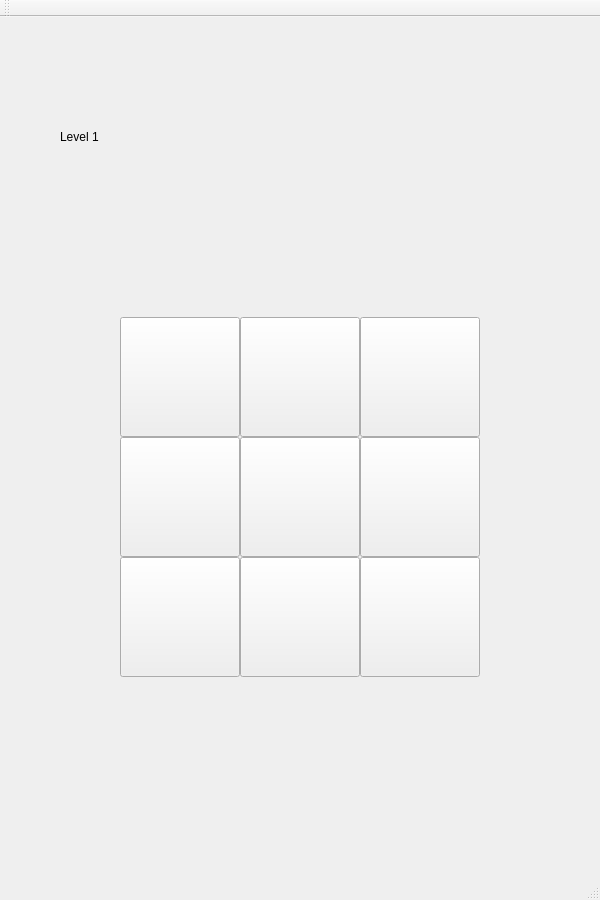
First picture: the form in mainwindow.ui, repository smwoolridge/TicTacToe, before the edit.
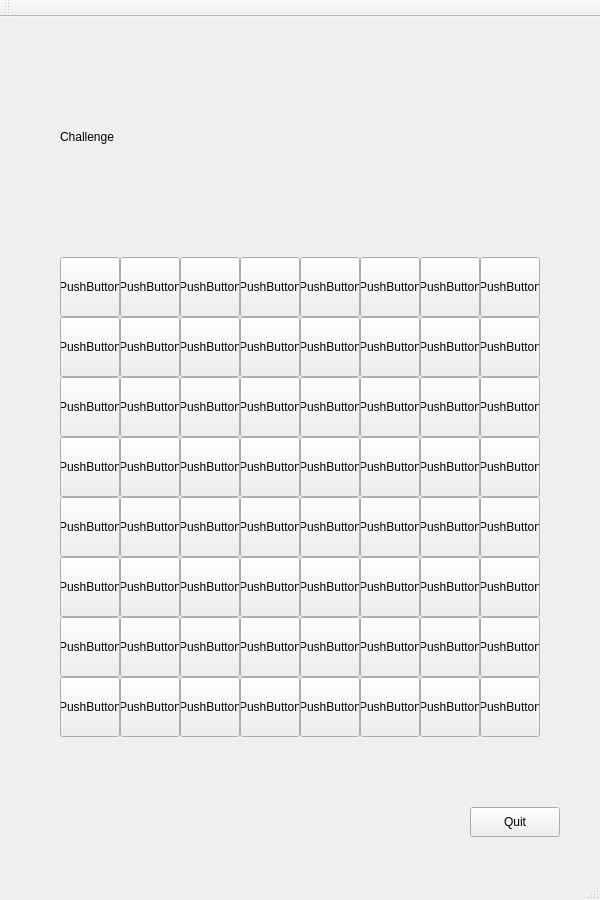
Second picture: the form after the edit. The open tabs and pages were chosen to show the change.

```diff
--- a/mainwindow.ui
+++ b/mainwindow.ui
@@ -263,7 +263,1102 @@
       </property>
      </widget>
     </widget>
-    <widget class="QWidget" name="page_5"/>
+    <widget class="QWidget" name="page_5">
+     <widget class="QPushButton" name="pushButton4_2">
+      <property name="geometry">
+       <rect>
+        <x>180</x>
+        <y>400</y>
+        <width>120</width>
+        <height>120</height>
+       </rect>
+      </property>
+      <property name="text">
+       <string/>
+      </property>
+     </widget>
+     <widget class="QLabel" name="label_2">
+      <property name="geometry">
+       <rect>
+        <x>60</x>
+        <y>60</y>
+        <width>480</width>
+        <height>120</height>
+       </rect>
+      </property>
+      <property name="text">
+       <string>Level 2</string>
+      </property>
+     </widget>
+     <widget class="QPushButton" name="pushButton5_2">
+      <property name="geometry">
+       <rect>
+        <x>300</x>
+        <y>400</y>
+        <width>120</width>
+        <height>120</height>
+       </rect>
+      </property>
+      <property name="text">
+       <string/>
+      </property>
+     </widget>
+     <widget class="QPushButton" name="pushButton3_2">
+      <property name="geometry">
+       <rect>
+        <x>60</x>
+        <y>400</y>
+        <width>120</width>
+        <height>120</height>
+       </rect>
+      </property>
+      <property name="text">
+       <string/>
+      </property>
+     </widget>
+     <widget class="QPushButton" name="pushButton2_2">
+      <property name="geometry">
+       <rect>
+        <x>300</x>
+        <y>280</y>
+        <width>120</width>
+        <height>120</height>
+       </rect>
+      </property>
+      <property name="text">
+       <string/>
+      </property>
+     </widget>
+     <widget class="QPushButton" name="pushButton6_2">
+      <property name="geometry">
+       <rect>
+        <x>60</x>
+        <y>520</y>
+        <width>120</width>
+        <height>120</height>
+       </rect>
+      </property>
+      <property name="text">
+       <string/>
+      </property>
+     </widget>
+     <widget class="QPushButton" name="pushButton7_2">
+      <property name="geometry">
+       <rect>
+        <x>180</x>
+        <y>520</y>
+        <width>120</width>
+        <height>120</height>
+       </rect>
+      </property>
+      <property name="text">
+       <string/>
+      </property>
+     </widget>
+     <widget class="QPushButton" name="pushButton0_2">
+      <property name="geometry">
+       <rect>
+        <x>60</x>
+        <y>280</y>
+        <width>120</width>
+        <height>120</height>
+       </rect>
+      </property>
+      <property name="text">
+       <string/>
+      </property>
+     </widget>
+     <widget class="QPushButton" name="pushButton1_2">
+      <property name="geometry">
+       <rect>
+        <x>180</x>
+        <y>280</y>
+        <width>120</width>
+        <height>120</height>
+       </rect>
+      </property>
+      <property name="text">
+       <string/>
+      </property>
+     </widget>
+     <widget class="QPushButton" name="pushButton8_2">
+      <property name="geometry">
+       <rect>
+        <x>300</x>
+        <y>520</y>
+        <width>120</width>
+        <height>120</height>
+       </rect>
+      </property>
+      <property name="text">
+       <string/>
+      </property>
+     </widget>
+     <widget class="QPushButton" name="pushButton6_5">
+      <property name="geometry">
+       <rect>
+        <x>420</x>
+        <y>520</y>
+        <width>120</width>
+        <height>120</height>
+       </rect>
+      </property>
+      <property name="text">
+       <string/>
+      </property>
+     </widget>
+     <widget class="QPushButton" name="pushButton3_5">
+      <property name="geometry">
+       <rect>
+        <x>420</x>
+        <y>400</y>
+        <width>120</width>
+        <height>120</height>
+       </rect>
+      </property>
+      <property name="text">
+       <string/>
+      </property>
+     </widget>
+     <widget class="QPushButton" name="pushButton0_5">
+      <property name="geometry">
+       <rect>
+        <x>420</x>
+        <y>280</y>
+        <width>120</width>
+        <height>120</height>
+       </rect>
+      </property>
+      <property name="text">
+       <string/>
+      </property>
+     </widget>
+     <widget class="QPushButton" name="pushButton7_5">
+      <property name="geometry">
+       <rect>
+        <x>180</x>
+        <y>640</y>
+        <width>120</width>
+        <height>120</height>
+       </rect>
+      </property>
+      <property name="text">
+       <string/>
+      </property>
+     </widget>
+     <widget class="QPushButton" name="pushButton6_6">
+      <property name="geometry">
+       <rect>
+        <x>60</x>
+        <y>640</y>
+        <width>120</width>
+        <height>120</height>
+       </rect>
+      </property>
+      <property name="text">
+       <string/>
+      </property>
+     </widget>
+     <widget class="QPushButton" name="pushButton8_5">
+      <property name="geometry">
+       <rect>
+        <x>300</x>
+        <y>640</y>
+        <width>120</width>
+        <height>120</height>
+       </rect>
+      </property>
+      <property name="text">
+       <string/>
+      </property>
+     </widget>
+     <widget class="QPushButton" name="pushButton6_7">
+      <property name="geometry">
+       <rect>
+        <x>420</x>
+        <y>640</y>
+        <width>120</width>
+        <height>120</height>
+       </rect>
+      </property>
+      <property name="text">
+       <string/>
+      </property>
+     </widget>
+     <widget class="QPushButton" name="pushButton_50">
+      <property name="geometry">
+       <rect>
+        <x>470</x>
+        <y>790</y>
+        <width>90</width>
+        <height>30</height>
+       </rect>
+      </property>
+      <property name="text">
+       <string>Quit</string>
+      </property>
+     </widget>
+    </widget>
+    <widget class="QWidget" name="page_11">
+     <widget class="QLabel" name="label_5">
+      <property name="geometry">
+       <rect>
+        <x>60</x>
+        <y>60</y>
+        <width>480</width>
+        <height>120</height>
+       </rect>
+      </property>
+      <property name="text">
+       <string>Challenge</string>
+      </property>
+     </widget>
+     <widget class="QPushButton" name="pushButton_13">
+      <property name="geometry">
+       <rect>
+        <x>120</x>
+        <y>300</y>
+        <width>60</width>
+        <height>60</height>
+       </rect>
+      </property>
+      <property name="text">
+       <string>PushButton</string>
+      </property>
+     </widget>
+     <widget class="QPushButton" name="pushButton_14">
+      <property name="geometry">
+       <rect>
+        <x>300</x>
+        <y>360</y>
+        <width>60</width>
+        <height>60</height>
+       </rect>
+      </property>
+      <property name="text">
+       <string>PushButton</string>
+      </property>
+     </widget>
+     <widget class="QPushButton" name="pushButton_15">
+      <property name="geometry">
+       <rect>
+        <x>180</x>
+        <y>480</y>
+        <width>60</width>
+        <height>60</height>
+       </rect>
+      </property>
+      <property name="text">
+       <string>PushButton</string>
+      </property>
+     </widget>
+     <widget class="QPushButton" name="pushButton_16">
+      <property name="geometry">
+       <rect>
+        <x>240</x>
+        <y>420</y>
+        <width>60</width>
+        <height>60</height>
+       </rect>
+      </property>
+      <property name="text">
+       <string>PushButton</string>
+      </property>
+     </widget>
+     <widget class="QPushButton" name="pushButton_17">
+      <property name="geometry">
+       <rect>
+        <x>240</x>
+        <y>360</y>
+        <width>60</width>
+        <height>60</height>
+       </rect>
+      </property>
+      <property name="text">
+       <string>PushButton</string>
+      </property>
+     </widget>
+     <widget class="QPushButton" name="pushButton_18">
+      <property name="geometry">
+       <rect>
+        <x>180</x>
+        <y>420</y>
+        <width>60</width>
+        <height>60</height>
+       </rect>
+      </property>
+      <property name="text">
+       <string>PushButton</string>
+      </property>
+     </widget>
+     <widget class="QPushButton" name="pushButton_19">
+      <property name="geometry">
+       <rect>
+        <x>180</x>
+        <y>360</y>
+        <width>60</width>
+        <height>60</height>
+       </rect>
+      </property>
+      <property name="text">
+       <string>PushButton</string>
+      </property>
+     </widget>
+     <widget class="QPushButton" name="pushButton_20">
+      <property name="geometry">
+       <rect>
+        <x>120</x>
+        <y>600</y>
+        <width>60</width>
+        <height>60</height>
+       </rect>
+      </property>
+      <property name="text">
+       <string>PushButton</string>
+      </property>
+     </widget>
+     <widget class="QPushButton" name="pushButton_21">
+      <property name="geometry">
+       <rect>
+        <x>120</x>
+        <y>540</y>
+        <width>60</width>
+        <height>60</height>
+       </rect>
+      </property>
+      <property name="text">
+       <string>PushButton</string>
+      </property>
+     </widget>
+     <widget class="QPushButton" name="pushButton_22">
+      <property name="geometry">
+       <rect>
+        <x>120</x>
+        <y>480</y>
+        <width>60</width>
+        <height>60</height>
+       </rect>
+      </property>
+      <property name="text">
+       <string>PushButton</string>
+      </property>
+     </widget>
+     <widget class="QPushButton" name="pushButton_23">
+      <property name="geometry">
+       <rect>
+        <x>120</x>
+        <y>420</y>
+        <width>60</width>
+        <height>60</height>
+       </rect>
+      </property>
+      <property name="text">
+       <string>PushButton</string>
+      </property>
+     </widget>
+     <widget class="QPushButton" name="pushButton_24">
+      <property name="geometry">
+       <rect>
+        <x>120</x>
+        <y>360</y>
+        <width>60</width>
+        <height>60</height>
+       </rect>
+      </property>
+      <property name="text">
+       <string>PushButton</string>
+      </property>
+     </widget>
+     <widget class="QPushButton" name="pushButton_25">
+      <property name="geometry">
+       <rect>
+        <x>420</x>
+        <y>300</y>
+        <width>60</width>
+        <height>60</height>
+       </rect>
+      </property>
+      <property name="text">
+       <string>PushButton</string>
+      </property>
+     </widget>
+     <widget class="QPushButton" name="pushButton_26">
+      <property name="geometry">
+       <rect>
+        <x>360</x>
+        <y>300</y>
+        <width>60</width>
+        <height>60</height>
+       </rect>
+      </property>
+      <property name="text">
+       <string>PushButton</string>
+      </property>
+     </widget>
+     <widget class="QPushButton" name="pushButton_27">
+      <property name="geometry">
+       <rect>
+        <x>300</x>
+        <y>300</y>
+        <width>60</width>
+        <height>60</height>
+       </rect>
+      </property>
+      <property name="text">
+       <string>PushButton</string>
+      </property>
+     </widget>
+     <widget class="QPushButton" name="pushButton_28">
+      <property name="geometry">
+       <rect>
+        <x>240</x>
+        <y>300</y>
+        <width>60</width>
+        <height>60</height>
+       </rect>
+      </property>
+      <property name="text">
+       <string>PushButton</string>
+      </property>
+     </widget>
+     <widget class="QPushButton" name="pushButton_29">
+      <property name="geometry">
+       <rect>
+        <x>180</x>
+        <y>300</y>
+        <width>60</width>
+        <height>60</height>
+       </rect>
+      </property>
+      <property name="text">
+       <string>PushButton</string>
+      </property>
+     </widget>
+     <widget class="QPushButton" name="pushButton_30">
+      <property name="geometry">
+       <rect>
+        <x>300</x>
+        <y>480</y>
+        <width>60</width>
+        <height>60</height>
+       </rect>
+      </property>
+      <property name="text">
+       <string>PushButton</string>
+      </property>
+     </widget>
+     <widget class="QPushButton" name="pushButton_31">
+      <property name="geometry">
+       <rect>
+        <x>240</x>
+        <y>480</y>
+        <width>60</width>
+        <height>60</height>
+       </rect>
+      </property>
+      <property name="text">
+       <string>PushButton</string>
+      </property>
+     </widget>
+     <widget class="QPushButton" name="pushButton_32">
+      <property name="geometry">
+       <rect>
+        <x>420</x>
+        <y>420</y>
+        <width>60</width>
+        <height>60</height>
+       </rect>
+      </property>
+      <property name="text">
+       <string>PushButton</string>
+      </property>
+     </widget>
+     <widget class="QPushButton" name="pushButton_33">
+      <property name="geometry">
+       <rect>
+        <x>360</x>
+        <y>420</y>
+        <width>60</width>
+        <height>60</height>
+       </rect>
+      </property>
+      <property name="text">
+       <string>PushButton</string>
+      </property>
+     </widget>
+     <widget class="QPushButton" name="pushButton_34">
+      <property name="geometry">
+       <rect>
+        <x>300</x>
+        <y>420</y>
+        <width>60</width>
+        <height>60</height>
+       </rect>
+      </property>
+      <property name="text">
+       <string>PushButton</string>
+      </property>
+     </widget>
+     <widget class="QPushButton" name="pushButton_35">
+      <property name="geometry">
+       <rect>
+        <x>420</x>
+        <y>360</y>
+        <width>60</width>
+        <height>60</height>
+       </rect>
+      </property>
+      <property name="text">
+       <string>PushButton</string>
+      </property>
+     </widget>
+     <widget class="QPushButton" name="pushButton_36">
+      <property name="geometry">
+       <rect>
+        <x>360</x>
+        <y>360</y>
+        <width>60</width>
+        <height>60</height>
+       </rect>
+      </property>
+      <property name="text">
+       <string>PushButton</string>
+      </property>
+     </widget>
+     <widget class="QPushButton" name="pushButton_37">
+      <property name="geometry">
+       <rect>
+        <x>300</x>
+        <y>540</y>
+        <width>60</width>
+        <height>60</height>
+       </rect>
+      </property>
+      <property name="text">
+       <string>PushButton</string>
+      </property>
+     </widget>
+     <widget class="QPushButton" name="pushButton_38">
+      <property name="geometry">
+       <rect>
+        <x>240</x>
+        <y>540</y>
+        <width>60</width>
+        <height>60</height>
+       </rect>
+      </property>
+      <property name="text">
+       <string>PushButton</string>
+      </property>
+     </widget>
+     <widget class="QPushButton" name="pushButton_39">
+      <property name="geometry">
+       <rect>
+        <x>180</x>
+        <y>600</y>
+        <width>60</width>
+        <height>60</height>
+       </rect>
+      </property>
+      <property name="text">
+       <string>PushButton</string>
+      </property>
+     </widget>
+     <widget class="QPushButton" name="pushButton_40">
+      <property name="geometry">
+       <rect>
+        <x>180</x>
+        <y>540</y>
+        <width>60</width>
+        <height>60</height>
+       </rect>
+      </property>
+      <property name="text">
+       <string>PushButton</string>
+      </property>
+     </widget>
+     <widget class="QPushButton" name="pushButton_41">
+      <property name="geometry">
+       <rect>
+        <x>420</x>
+        <y>480</y>
+        <width>60</width>
+        <height>60</height>
+       </rect>
+      </property>
+      <property name="text">
+       <string>PushButton</string>
+      </property>
+     </widget>
+     <widget class="QPushButton" name="pushButton_42">
+      <property name="geometry">
+       <rect>
+        <x>360</x>
+        <y>480</y>
+        <width>60</width>
+        <height>60</height>
+       </rect>
+      </property>
+      <property name="text">
+       <string>PushButton</string>
+      </property>
+     </widget>
+     <widget class="QPushButton" name="pushButton_43">
+      <property name="geometry">
+       <rect>
+        <x>300</x>
+        <y>600</y>
+        <width>60</width>
+        <height>60</height>
+       </rect>
+      </property>
+      <property name="text">
+       <string>PushButton</string>
+      </property>
+     </widget>
+     <widget class="QPushButton" name="pushButton_44">
+      <property name="geometry">
+       <rect>
+        <x>240</x>
+        <y>600</y>
+        <width>60</width>
+        <height>60</height>
+       </rect>
+      </property>
+      <property name="text">
+       <string>PushButton</string>
+      </property>
+     </widget>
+     <widget class="QPushButton" name="pushButton_45">
+      <property name="geometry">
+       <rect>
+        <x>420</x>
+        <y>540</y>
+        <width>60</width>
+        <height>60</height>
+       </rect>
+      </property>
+      <property name="text">
+       <string>PushButton</string>
+      </property>
+     </widget>
+     <widget class="QPushButton" name="pushButton_46">
+      <property name="geometry">
+       <rect>
+        <x>360</x>
+        <y>540</y>
+        <width>60</width>
+        <height>60</height>
+       </rect>
+      </property>
+      <property name="text">
+       <string>PushButton</string>
+      </property>
+     </widget>
+     <widget class="QPushButton" name="pushButton_47">
+      <property name="geometry">
+       <rect>
+        <x>420</x>
+        <y>600</y>
+        <width>60</width>
+        <height>60</height>
+       </rect>
+      </property>
+      <property name="text">
+       <string>PushButton</string>
+      </property>
+     </widget>
+     <widget class="QPushButton" name="pushButton_48">
+      <property name="geometry">
+       <rect>
+        <x>360</x>
+        <y>600</y>
+        <width>60</width>
+        <height>60</height>
+       </rect>
+      </property>
+      <property name="text">
+       <string>PushButton</string>
+      </property>
+     </widget>
+     <widget class="QPushButton" name="pushButton_49">
+      <property name="geometry">
+       <rect>
+        <x>60</x>
+        <y>300</y>
+        <width>60</width>
+        <height>60</height>
+       </rect>
+      </property>
+      <property name="text">
+       <string>PushButton</string>
+      </property>
+     </widget>
+     <widget class="QPushButton" name="pushButton_51">
+      <property name="geometry">
+       <rect>
+        <x>60</x>
+        <y>480</y>
+        <width>60</width>
+        <height>60</height>
+       </rect>
+      </property>
+      <property name="text">
+       <string>PushButton</string>
+      </property>
+     </widget>
+     <widget class="QPushButton" name="pushButton_52">
+      <property name="geometry">
+       <rect>
+        <x>60</x>
+        <y>540</y>
+        <width>60</width>
+        <height>60</height>
+       </rect>
+      </property>
+      <property name="text">
+       <string>PushButton</string>
+      </property>
+     </widget>
+     <widget class="QPushButton" name="pushButton_53">
+      <property name="geometry">
+       <rect>
+        <x>60</x>
+        <y>420</y>
+        <width>60</width>
+        <height>60</height>
+       </rect>
+      </property>
+      <property name="text">
+       <string>PushButton</string>
+      </property>
+     </widget>
+     <widget class="QPushButton" name="pushButton_54">
+      <property name="geometry">
+       <rect>
+        <x>60</x>
+        <y>360</y>
+        <width>60</width>
+        <height>60</height>
+       </rect>
+      </property>
+      <property name="text">
+       <string>PushButton</string>
+      </property>
+     </widget>
+     <widget class="QPushButton" name="pushButton_55">
+      <property name="geometry">
+       <rect>
+        <x>60</x>
+        <y>600</y>
+        <width>60</width>
+        <height>60</height>
+       </rect>
+      </property>
+      <property name="text">
+       <string>PushButton</string>
+      </property>
+     </widget>
+     <widget class="QPushButton" name="pushButton_56">
+      <property name="geometry">
+       <rect>
+        <x>480</x>
+        <y>300</y>
+        <width>60</width>
+        <height>60</height>
+       </rect>
+      </property>
+      <property name="text">
+       <string>PushButton</string>
+      </property>
+     </widget>
+     <widget class="QPushButton" name="pushButton_57">
+      <property name="geometry">
+       <rect>
+        <x>480</x>
+        <y>480</y>
+        <width>60</width>
+        <height>60</height>
+       </rect>
+      </property>
+      <property name="text">
+       <string>PushButton</string>
+      </property>
+     </widget>
+     <widget class="QPushButton" name="pushButton_58">
+      <property name="geometry">
+       <rect>
+        <x>480</x>
+        <y>540</y>
+        <width>60</width>
+        <height>60</height>
+       </rect>
+      </property>
+      <property name="text">
+       <string>PushButton</string>
+      </property>
+     </widget>
+     <widget class="QPushButton" name="pushButton_59">
+      <property name="geometry">
+       <rect>
+        <x>480</x>
+        <y>420</y>
+        <width>60</width>
+        <height>60</height>
+       </rect>
+      </property>
+      <property name="text">
+       <string>PushButton</string>
+      </property>
+     </widget>
+     <widget class="QPushButton" name="pushButton_60">
+      <property name="geometry">
+       <rect>
+        <x>480</x>
+        <y>360</y>
+        <width>60</width>
+        <height>60</height>
+       </rect>
+      </property>
+      <property name="text">
+       <string>PushButton</string>
+      </property>
+     </widget>
+     <widget class="QPushButton" name="pushButton_61">
+      <property name="geometry">
+       <rect>
+        <x>480</x>
+        <y>600</y>
+        <width>60</width>
+        <height>60</height>
+       </rect>
+      </property>
+      <property name="text">
+       <string>PushButton</string>
+      </property>
+     </widget>
+     <widget class="QPushButton" name="pushButton_62">
+      <property name="geometry">
+       <rect>
+        <x>60</x>
+        <y>660</y>
+        <width>60</width>
+        <height>60</height>
+       </rect>
+      </property>
+      <property name="text">
+       <string>PushButton</string>
+      </property>
+     </widget>
+     <widget class="QPushButton" name="pushButton_64">
+      <property name="geometry">
+       <rect>
+        <x>420</x>
+        <y>660</y>
+        <width>60</width>
+        <height>60</height>
+       </rect>
+      </property>
+      <property name="text">
+       <string>PushButton</string>
+      </property>
+     </widget>
+     <widget class="QPushButton" name="pushButton_66">
+      <property name="geometry">
+       <rect>
+        <x>240</x>
+        <y>660</y>
+        <width>60</width>
+        <height>60</height>
+       </rect>
+      </property>
+      <property name="text">
+       <string>PushButton</string>
+      </property>
+     </widget>
+     <widget class="QPushButton" name="pushButton_68">
+      <property name="geometry">
+       <rect>
+        <x>300</x>
+        <y>660</y>
+        <width>60</width>
+        <height>60</height>
+       </rect>
+      </property>
+      <property name="text">
+       <string>PushButton</string>
+      </property>
+     </widget>
+     <widget class="QPushButton" name="pushButton_69">
+      <property name="geometry">
+       <rect>
+        <x>120</x>
+        <y>660</y>
+        <width>60</width>
+        <height>60</height>
+       </rect>
+      </property>
+      <property name="text">
+       <string>PushButton</string>
+      </property>
+     </widget>
+     <widget class="QPushButton" name="pushButton_70">
+      <property name="geometry">
+       <rect>
+        <x>480</x>
+        <y>660</y>
+        <width>60</width>
+        <height>60</height>
+       </rect>
+      </property>
+      <property name="text">
+       <string>PushButton</string>
+      </property>
+     </widget>
+     <widget class="QPushButton" name="pushButton_71">
+      <property name="geometry">
+       <rect>
+        <x>360</x>
+        <y>660</y>
+        <width>60</width>
+        <height>60</height>
+       </rect>
+      </property>
+      <property name="text">
+       <string>PushButton</string>
+      </property>
+     </widget>
+     <widget class="QPushButton" name="pushButton_73">
+      <property name="geometry">
+       <rect>
+        <x>180</x>
+        <y>660</y>
+        <width>60</width>
+        <height>60</height>
+       </rect>
+      </property>
+      <property name="text">
+       <string>PushButton</string>
+      </property>
+     </widget>
+     <widget class="QPushButton" name="pushButton_78">
+      <property name="geometry">
+       <rect>
+        <x>470</x>
+        <y>790</y>
+        <width>90</width>
+        <height>30</height>
+       </rect>
+      </property>
+      <property name="text">
+       <string>Quit</string>
+      </property>
+     </widget>
+     <widget class="QPushButton" name="pushButton_74">
+      <property name="geometry">
+       <rect>
+        <x>240</x>
+        <y>240</y>
+        <width>60</width>
+        <height>60</height>
+       </rect>
+      </property>
+      <property name="text">
+       <string>PushButton</string>
+      </property>
+     </widget>
+     <widget class="QPushButton" name="pushButton_72">
+      <property name="geometry">
+       <rect>
+        <x>300</x>
+        <y>240</y>
+        <width>60</width>
+        <height>60</height>
+       </rect>
+      </property>
+      <property name="text">
+       <string>PushButton</string>
+      </property>
+     </widget>
+     <widget class="QPushButton" name="pushButton_76">
+      <property name="geometry">
+       <rect>
+        <x>480</x>
+        <y>240</y>
+        <width>60</width>
+        <height>60</height>
+       </rect>
+      </property>
+      <property name="text">
+       <string>PushButton</string>
+      </property>
+     </widget>
+     <widget class="QPushButton" name="pushButton_65">
+      <property name="geometry">
+       <rect>
+        <x>180</x>
+        <y>240</y>
+        <width>60</width>
+        <height>60</height>
+       </rect>
+      </property>
+      <property name="text">
+       <string>PushButton</string>
+      </property>
+     </widget>
+     <widget class="QPushButton" name="pushButton_67">
+      <property name="geometry">
+       <rect>
+        <x>420</x>
+        <y>240</y>
+        <width>60</width>
+        <height>60</height>
+       </rect>
+      </property>
+      <property name="text">
+       <string>PushButton</string>
+      </property>
+     </widget>
+     <widget class="QPushButton" name="pushButton_77">
+      <property name="geometry">
+       <rect>
+        <x>120</x>
+        <y>240</y>
+        <width>60</width>
+        <height>60</height>
+       </rect>
+      </property>
+      <property name="text">
+       <string>PushButton</string>
+      </property>
+     </widget>
+     <widget class="QPushButton" name="pushButton_75">
+      <property name="geometry">
+       <rect>
+        <x>360</x>
+        <y>240</y>
+        <width>60</width>
+        <height>60</height>
+       </rect>
+      </property>
+      <property name="text">
+       <string>PushButton</string>
+      </property>
+     </widget>
+     <widget class="QPushButton" name="pushButton_63">
+      <property name="geometry">
+       <rect>
+        <x>60</x>
+        <y>240</y>
+        <width>60</width>
+        <height>60</height>
+       </rect>
+      </property>
+      <property name="text">
+       <string>PushButton</string>
+      </property>
+     </widget>
+    </widget>
     <widget class="QWidget" name="page_2">
      <widget class="QLabel" name="TTT_Label">
       <property name="geometry">
```
Left out of the diff: 43 changed lines with no effect on the pictures.
